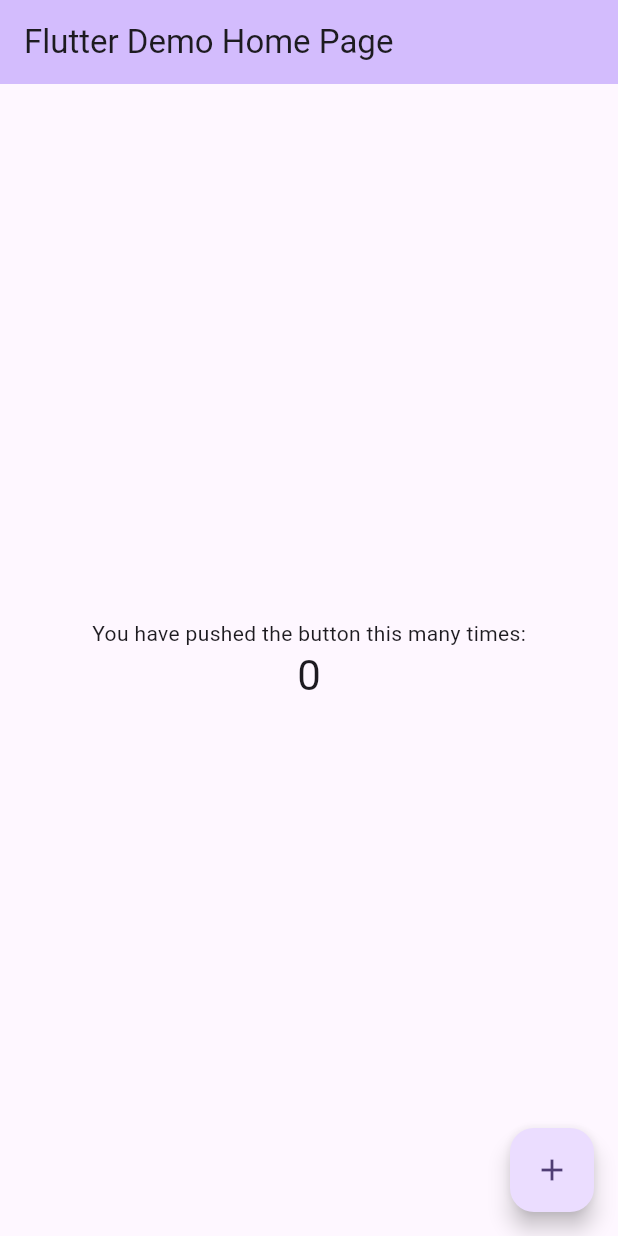
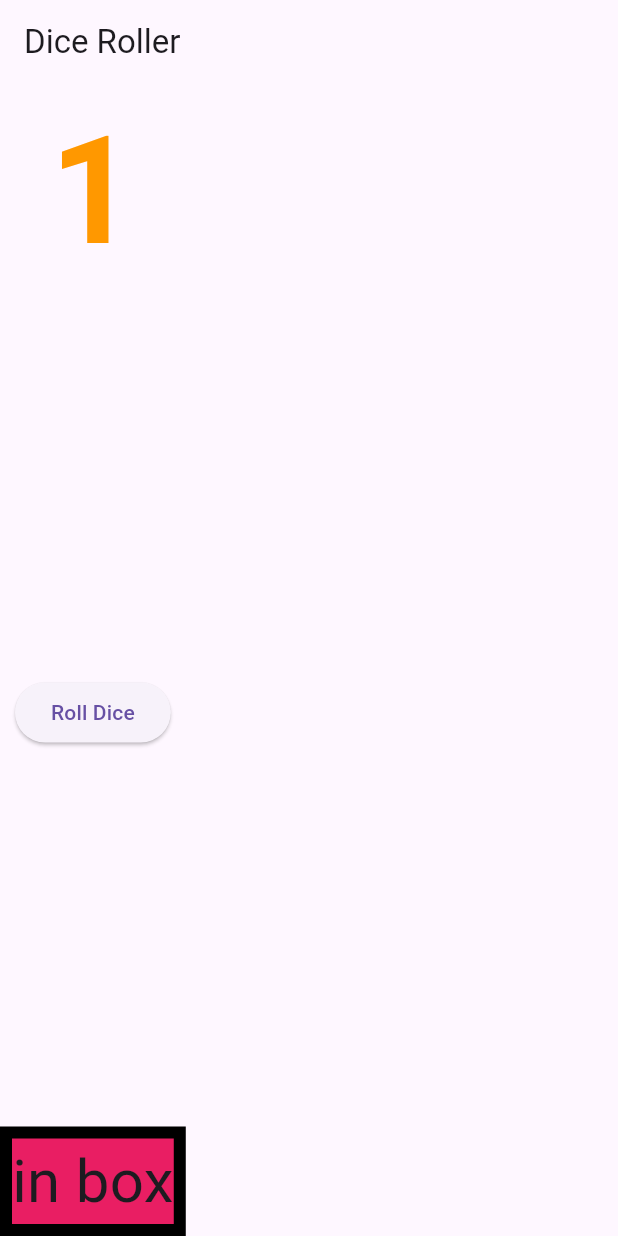
Before and after one commit to eshnagupta/eshna_flutter, a Flutter app: the screen it shows after launch, on a phone screen of 412 x 824 dp. Run offline on Flutter 3.47's test engine with Material 3 defaults, Android fonts, the light colour scheme and no system bars.

Commit message:
add dice program

```diff
--- a/lib/main.dart
+++ b/lib/main.dart
@@ -1,125 +1,69 @@
-import 'package:flutter/material.dart';
+//eshna gupta
+import 'dart:math';
+import "package:flutter/material.dart";
 
 void main() {
-  runApp(const MyApp());
+  runApp(DiceRoller());
 }
 
-class MyApp extends StatelessWidget {
-  const MyApp({super.key});
-
-  // This widget is the root of your application.
+class DiceRoller extends StatelessWidget {
+  DiceRoller({super.key});
   @override
   Widget build(BuildContext context) {
     return MaterialApp(
-      title: 'Flutter Demo',
-      theme: ThemeData(
-        // This is the theme of your application.
-        //
-        // TRY THIS: Try running your application with "flutter run". You'll see
-        // the application has a purple toolbar. Then, without quitting the app,
-        // try changing the seedColor in the colorScheme below to Colors.green
-        // and then invoke "hot reload" (save your changes or press the "hot
-        // reload" button in a Flutter-supported IDE, or press "r" if you used
-        // the command line to start the app).
-        //
-        // Notice that the counter didn't reset back to zero; the application
-        // state is not lost during the reload. To reset the state, use hot
-        // restart instead.
-        //
-        // This works for code too, not just values: Most code changes can be
-        // tested with just a hot reload.
-        colorScheme: ColorScheme.fromSeed(seedColor: Colors.deepPurple),
-        useMaterial3: true,
-      ),
-      home: const MyHomePage(title: 'Flutter Demo Home Page'),
+      title: "Dice Roller",
+      home: DiceRollerHome(),
     );
   }
 }
 
-class MyHomePage extends StatefulWidget {
-  const MyHomePage({super.key, required this.title});
-
-  // This widget is the home page of your application. It is stateful, meaning
-  // that it has a State object (defined below) that contains fields that affect
-  // how it looks.
-
-  // This class is the configuration for the state. It holds the values (in this
-  // case the title) provided by the parent (in this case the App widget) and
-  // used by the build method of the State. Fields in a Widget subclass are
-  // always marked "final".
-
-  final String title;
-
+class DiceRollerHome extends StatefulWidget {
   @override
-  State<MyHomePage> createState() => _MyHomePageState();
+  State<DiceRollerHome> createState() => DiceRollerHomeState();
 }
 
-class _MyHomePageState extends State<MyHomePage> {
-  int _counter = 0;
+class DiceRollerHomeState extends State<DiceRollerHome> {
+  int _diceValue = 1; //init value
 
-  void _incrementCounter() {
+  void _rollDice() {
     setState(() {
-      // This call to setState tells the Flutter framework that something has
-      // changed in this State, which causes it to rerun the build method below
-      // so that the display can reflect the updated values. If we changed
-      // _counter without calling setState(), then the build method would not be
-      // called again, and so nothing would appear to happen.
-      _counter++;
+      _diceValue = Random().nextInt(6) + 1; //random num generator
     });
   }
 
   @override
   Widget build(BuildContext context) {
-    // This method is rerun every time setState is called, for instance as done
-    // by the _incrementCounter method above.
-    //
-    // The Flutter framework has been optimized to make rerunning build methods
-    // fast, so that you can just rebuild anything that needs updating rather
-    // than having to individually change instances of widgets.
     return Scaffold(
-      appBar: AppBar(
-        // TRY THIS: Try changing the color here to a specific color (to
-        // Colors.amber, perhaps?) and trigger a hot reload to see the AppBar
-        // change color while the other colors stay the same.
-        backgroundColor: Theme.of(context).colorScheme.inversePrimary,
-        // Here we take the value from the MyHomePage object that was created by
-        // the App.build method, and use it to set our appbar title.
-        title: Text(widget.title),
+      appBar: AppBar(title: const Text("Dice Roller")),
+      body: Column(
+        mainAxisAlignment: MainAxisAlignment.center,
+        children: [
+          Text(
+            "$_diceValue",//based on number rolled
+            style: const TextStyle(
+              fontSize: 100,
+              fontWeight: FontWeight.bold,
+              color: Colors.orange,
+            ),
+          ),
+          const Spacer(flex: 1),
+          ElevatedButton(
+            onPressed: _rollDice,//function called
+            child: const Text("Roll Dice"),
+          ),
+          const Spacer(flex: 1),
+          Container(
+            decoration: BoxDecoration(
+              color: Colors.pink,
+              border: Border.all(width: 8),
+            ),
+            child: const Text(
+              "in box",
+              style: TextStyle(fontSize: 40),
+            ),
+          ),
+        ],
       ),
-      body: Center(
-        // Center is a layout widget. It takes a single child and positions it
-        // in the middle of the parent.
-        child: Column(
-          // Column is also a layout widget. It takes a list of children and
-          // arranges them vertically. By default, it sizes itself to fit its
-          // children horizontally, and tries to be as tall as its parent.
-          //
-          // Column has various properties to control how it sizes itself and
-          // how it positions its children. Here we use mainAxisAlignment to
-          // center the children vertically; the main axis here is the vertical
-          // axis because Columns are vertical (the cross axis would be
-          // horizontal).
-          //
-          // TRY THIS: Invoke "debug painting" (choose the "Toggle Debug Paint"
-          // action in the IDE, or press "p" in the console), to see the
-          // wireframe for each widget.
-          mainAxisAlignment: MainAxisAlignment.center,
-          children: <Widget>[
-            const Text(
-              'You have pushed the button this many times:',
-            ),
-            Text(
-              '$_counter',
-              style: Theme.of(context).textTheme.headlineMedium,
-            ),
-          ],
-        ),
-      ),
-      floatingActionButton: FloatingActionButton(
-        onPressed: _incrementCounter,
-        tooltip: 'Increment',
-        child: const Icon(Icons.add),
-      ), // This trailing comma makes auto-formatting nicer for build methods.
     );
   }
 }
```
